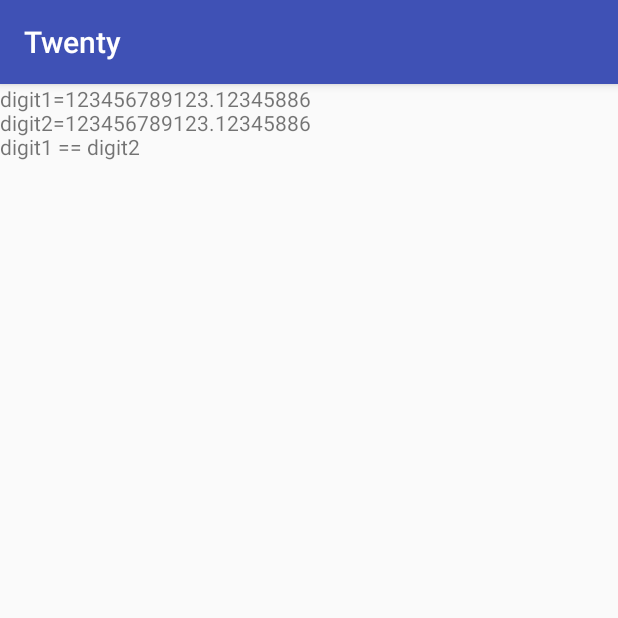
After one commit to li2hsm/-_-, an Android app: the JavaCirculateDoubleActivity screen opened directly, with no data from a screen before it, on a phone screen of 412 x 824 dp, the top half of it. The commit adds this screen. Run offline under Robolectric (Android 15) with nearby library versions, the phone set to English and light mode, and no system bars; our stand-ins replace ButterKnife.

Commit message:
解决两个double数字的比较问题。

```diff
--- a/Twenty/app/src/main/AndroidManifest.xml
+++ b/Twenty/app/src/main/AndroidManifest.xml
@@ -86,7 +86,8 @@
         <activity android:name=".SearchViewActivity" />
         <activity android:name=".MenuActivity" />
         <activity android:name=".BaseCenterTextActivity" />
-        <activity android:name=".fours_zujian.IntentActivity"></activity>
+        <activity android:name=".fours_zujian.IntentActivity" />
+        <activity android:name=".questions.JavaCirculateDoubleActivity"></activity>
     </application>
 
 </manifest>
--- a/Twenty/app/src/main/java/com/sw0039/twenty/BaseCenterTextActivity.java
+++ b/Twenty/app/src/main/java/com/sw0039/twenty/BaseCenterTextActivity.java
@@ -17,10 +17,10 @@ public class BaseCenterTextActivity extends AppCompatActivity {
     /**
      * 传递信息的key
      */
-    public static String MSG = "msg";
+    public final static String MSG = "msg";
 
     @BindView(R.id.textView)
-    TextView mText;
+    public TextView mText;
 
     @Override
     protected void onCreate(Bundle savedInstanceState) {
--- a/Twenty/app/src/main/java/com/sw0039/twenty/MenuActivity.java
+++ b/Twenty/app/src/main/java/com/sw0039/twenty/MenuActivity.java
@@ -87,10 +87,8 @@ public class MenuActivity extends AppCompatActivity {
         colorMenu.add(0,font_red,0,"红色字体");
         colorMenu.add(0,font_green,0,"绿色字体");
         colorMenu.add(0,font_blue,0,"蓝色字体");
-
         return super.onCreateOptionsMenu(menu);
     }
-
     //选项菜单的点击监听器
     @Override
     public boolean onOptionsItemSelected(MenuItem item) {
@@ -114,7 +112,6 @@ public class MenuActivity extends AppCompatActivity {
             case font_16:
                 mTextView.setTextSize(16*3);
                 break;
-
             case PLAN_FORM:
                 mTextView.setText("普通菜单");
                 break;
--- /dev/null
+++ b/Twenty/app/src/main/java/com/sw0039/twenty/questions/JavaCirculateDoubleActivity.java
@@ -0,0 +1,86 @@
+package com.sw0039.twenty.questions;
+
+import android.support.v7.app.AppCompatActivity;
+import android.os.Bundle;
+
+import com.google.common.math.DoubleMath;
+import com.sw0039.twenty.BaseCenterTextActivity;
+import com.sw0039.twenty.R;
+
+import java.math.BigDecimal;
+
+/**
+ * 解决java double型数据的计算。
+ * 最大支持16位double精度以内的数值比较，4位小数。
+ */
+public class JavaCirculateDoubleActivity extends BaseCenterTextActivity {
+
+    @Override
+    protected void onCreate(Bundle savedInstanceState) {
+        super.onCreate(savedInstanceState);
+
+        //
+//        double d1 = -0.00d;
+//        double d2 = 0.00d;
+        double d1 = 123456789123.12345678;
+        double d2 = 123456789123.12345679;
+
+        circulateBigDecimal(d1, d2);
+    }
+
+    /**
+     * 比较2个double的大小
+     */
+    private void circulateBigDecimal(double d1, double d2) {
+        StringBuilder stringBuilder = new StringBuilder();
+
+        String digitStr1 = formatFloatNumber(d1);
+        String digitStr2 = formatFloatNumber(d2);
+        stringBuilder.append("digit1=" + digitStr1 + "\n");
+        stringBuilder.append("digit2=" + digitStr2 + "\n");
+
+        BigDecimal digit1 = new BigDecimal(digitStr1);
+        BigDecimal digit2 = new BigDecimal(digitStr2);
+
+        //最多支持16位有效数位的比较
+        int retval = digit1.compareTo(digit2);
+
+        if (retval > 0) {
+            stringBuilder.append("digit1 > digit2" + "\n");
+        } else if (retval < 0) {
+            stringBuilder.append("digit1 < digit2" + "\n");
+        } else {
+            stringBuilder.append("digit1 == digit2" + "\n");
+        }
+
+        mText.setText(stringBuilder.toString());
+    }
+
+    /**
+     * 当浮点型数据位数超过10位之后，数据变成科学计数法显示。用此方法可以使其正常显示。
+     *
+     * @param value
+     * @return Sting
+     */
+    public String formatFloatNumber(double value) {
+        if (value != -0.00d && value != 0.00d) {
+            BigDecimal digit = new BigDecimal(value);
+            java.text.DecimalFormat df = new java.text.DecimalFormat("########.00000000");
+            return df.format(digit);
+        } else {
+            return "0.0000";
+        }
+    }
+
+    public String formatFloatNumber(Double value) {
+        if (value != null) {
+            if (value.doubleValue() != 0.00) {
+                java.text.DecimalFormat df = new java.text.DecimalFormat("########.00");
+                return df.format(value.doubleValue());
+            } else {
+                return "0.00";
+            }
+        }
+        return "";
+    }
+}
--- a/Twenty/app/src/main/res/values/strings.xml
+++ b/Twenty/app/src/main/res/values/strings.xml
@@ -15,9 +15,11 @@
     <!--所有的问题再现，与解决-->
     <string-array name="questions_list">
         <item>JsonErrorActivity   - 子类和父类有相同的id的变量声明,json解析报错</item>
+        <item>JavaCirculateDoubleActivity   - 两个double类型数据的比较</item>
     </string-array>
     <string-array name="question_action_list">
         <item>questions.JsonErrorActivity</item>
+        <item>questions.JavaCirculateDoubleActivity</item>
     </string-array>
 
     <!--四大组件-->
@@ -91,7 +93,6 @@
         <item>PopupMenuTest   - PopupMenu菜单的用法</item>
         <item>ActionBar_DropDownNav   - ActionBar_DropDownNav Actionbar下拉选择列表的用法</item>
         <item>ActionBar_SwipeNav   - ActionBar_SwipeNav的用法</item>
-
     </string-array>
     <string-array name="chapter02_activitys_list">
         <item>chapters02.CodeViewActivity</item>
```
Also changed, not shown: Twenty/app/src/main/res/layout/activity_java_circulate_double.xml (added, +9 -0 lines).
